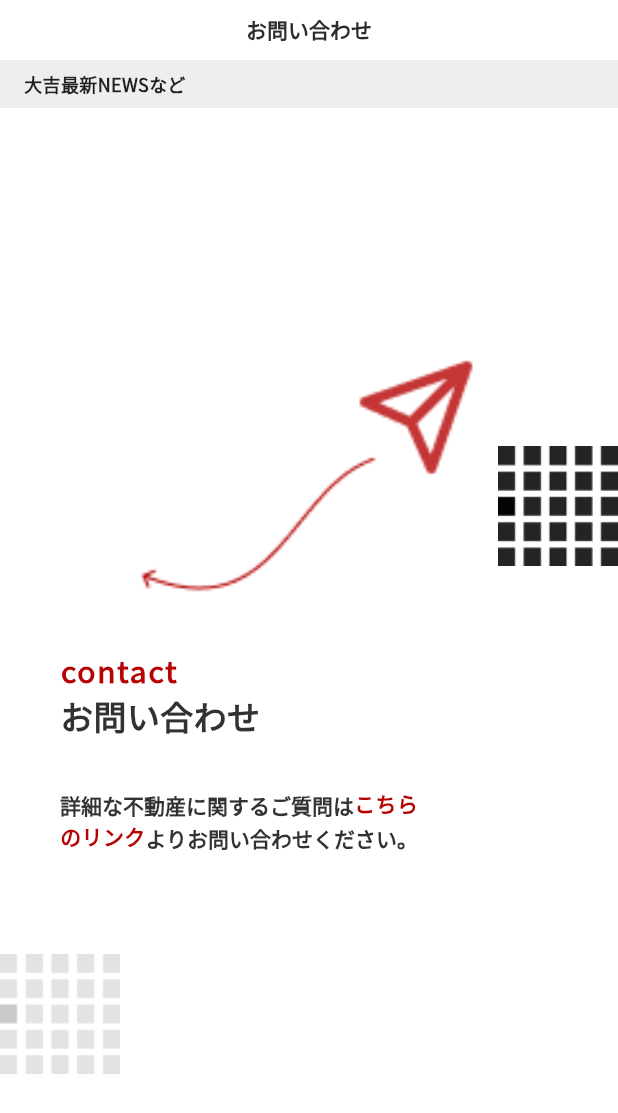
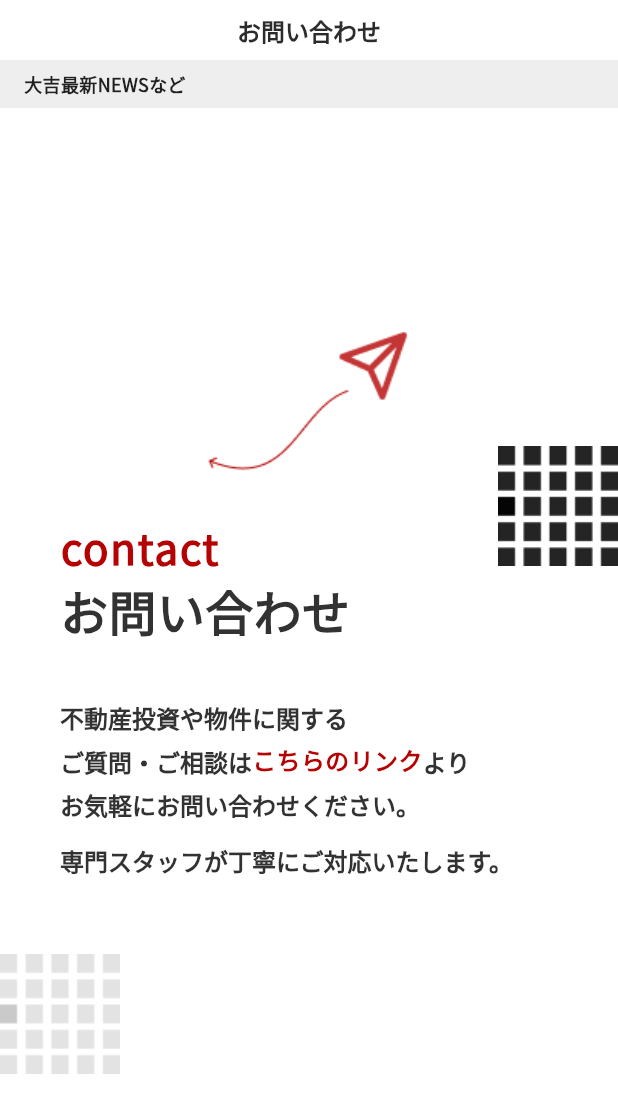
Before and after one commit to sekiguchimend/loan-simulation, a Flutter app: the ConsultScreen screen opened directly, on a phone screen of 412 x 824 dp. Shown: the top 1113 px of the screen. Run offline on Flutter 3.47's test engine with Material 3 defaults, Android fonts, the phone set to English and light mode, and no system bars; our stand-ins replace cached_network_image, flutter_dotenv, flutter_hooks, flutter_markdown, font_awesome_flutter, hooks_riverpod and 1 more; accounts and stored records are empty.

Commit message:
計算機の修正とお問い合わせページの修正

```diff
--- a/lib/pages/consult/consult_screen.dart
+++ b/lib/pages/consult/consult_screen.dart
@@ -16,8 +16,8 @@ class ConsultScreen extends HookConsumerWidget {
         title: const Text(
           'お問い合わせ',
           style: TextStyle(
-            fontSize: 14,
-            fontWeight: FontWeight.w700,
+            fontSize: 16,
+            fontWeight: FontWeight.w900,
           ),
         ),
         centerTitle: true,
@@ -61,8 +61,8 @@ class ConsultScreen extends HookConsumerWidget {
                           children: [
                             Image.asset(
                               'assets/images/sendarrow.png',
-                              width: 250,
-                              height: 175,
+                              width: 150,
+                              height: 105,
                               fit: BoxFit.contain,
                               errorBuilder: (context, error, stackTrace) {
                                 return Container(
@@ -85,18 +85,18 @@ class ConsultScreen extends HookConsumerWidget {
                                     Text(
                                       'contact',
                                       style: TextStyle(
-                                        fontSize: 20,
+                                        fontSize: 28,
                                         color: Color(0xFFB50303),
-                                        fontWeight: FontWeight.w800,
+                                        fontWeight: FontWeight.w900,
                                         letterSpacing: 1.2,
                                       ),
                                     ),
                                     Text(
                                       'お問い合わせ',
                                       style: TextStyle(
-                                        fontSize: 22,
+                                        fontSize: 32,
                                         color: Color(0xFF323232),
-                                        fontWeight: FontWeight.w800,
+                                        fontWeight: FontWeight.w900,
                                       ),
                                     ),
                                   ],
@@ -174,27 +174,14 @@ class ConsultScreen extends HookConsumerWidget {
                 textAlign: TextAlign.left,
                 text: TextSpan(
                   style: const TextStyle(
-                    fontSize: 14,
+                    fontSize: 16,
                     color: Color(0xFF323232),
-                    height: 1.6,
+                    height: 1.8,
                     fontWeight: FontWeight.w800
                   ),
                   children: [
                     const TextSpan(
-                      text: '詳細な不動産に関するご質問は',
-                    ),
-                    WidgetSpan(
-                      child: GestureDetector(
-                        onTap: () => _launchUrl('https://daikichi-ir.com/contact/'),
-                        child: const Text(
-                          'こちら',
-                          style: TextStyle(
-                            fontSize: 14,
-                            color: Color(0xFFB50303),
-                            fontWeight: FontWeight.w900,
-                          ),
-                        ),
-                      ),
+                      text: '不動産投資や物件に関する',
                     ),
                   ],
                 ),
@@ -204,19 +191,22 @@ class ConsultScreen extends HookConsumerWidget {
                 textAlign: TextAlign.left,
                 text: TextSpan(
                   style: const TextStyle(
-                    fontSize: 14,
+                    fontSize: 16,
                     color: Color(0xFF323232),
-                    height: 1.6,
+                    height: 1.8,
                     fontWeight: FontWeight.w800
                   ),
                   children: [
+                    const TextSpan(
+                      text: 'ご質問・ご相談は',
+                    ),
                     WidgetSpan(
                       child: GestureDetector(
                         onTap: () => _launchUrl('https://daikichi-ir.com/contact/'),
                         child: const Text(
-                          'のリンク',
+                          'こちらのリンク',
                           style: TextStyle(
-                            fontSize: 14,
+                            fontSize: 16,
                             color: Color(0xFFB50303),
                             fontWeight: FontWeight.w900,
                           ),
@@ -224,7 +214,42 @@ class ConsultScreen extends HookConsumerWidget {
                       ),
                     ),
                     const TextSpan(
-                      text: 'よりお問い合わせください。',
+                      text: 'より',
+                    ),
+                  ],
+                ),
+              ),
+              // 3行目
+              RichText(
+                textAlign: TextAlign.left,
+                text: TextSpan(
+                  style: const TextStyle(
+                    fontSize: 16,
+                    color: Color(0xFF323232),
+                    height: 1.8,
+                    fontWeight: FontWeight.w800
+                  ),
+                  children: [
+                    const TextSpan(
+                      text: 'お気軽にお問い合わせください。',
+                    ),
+                  ],
+                ),
+              ),
+              const SizedBox(height: 8),
+              // 4行目
+              RichText(
+                textAlign: TextAlign.left,
+                text: const TextSpan(
+                  style: TextStyle(
+                    fontSize: 16,
+                    color: Color(0xFF323232),
+                    height: 1.8,
+                    fontWeight: FontWeight.w800
+                  ),
+                  children: [
+                    TextSpan(
+                      text: '専門スタッフが丁寧にご対応いたします。',
                     ),
                   ],
                 ),
--- a/lib/pages/loansimulator/loansimulator_screen.dart
+++ b/lib/pages/loansimulator/loansimulator_screen.dart
@@ -124,6 +124,11 @@ class LoanSimulatorScreen extends HookConsumerWidget {
         final monthlyRate = interestRate.value! / 100 / 12;
         final totalMonths = loanMonths.value!;
 
+        // 無効な値のチェック
+        if (principal <= 0 || totalMonths < 1) {
+          return;
+        }
+
         double monthlyPayment;
         if (monthlyRate == 0) {
           // 金利0%の場合
@@ -132,6 +137,11 @@ class LoanSimulatorScreen extends HookConsumerWidget {
           monthlyPayment = principal *
             (monthlyRate * pow(1 + monthlyRate, totalMonths)) /
             (pow(1 + monthlyRate, totalMonths) - 1);
+        }
+
+        // NaNや無限大のチェック
+        if (monthlyPayment.isNaN || monthlyPayment.isInfinite) {
+          return;
         }
 
         monthlyPaymentResult.value = monthlyPayment;
@@ -168,18 +178,24 @@ class LoanSimulatorScreen extends HookConsumerWidget {
 
       switch (loanStep.value) {
         case 0:
+          // 借入額は0より大きい必要がある
+          if (currentValue <= 0) return;
           loanAmount.value = currentValue;
           loanStep.value = 1;
           display.value = '0';
           isNewInput.value = true;
           break;
         case 1:
+          // 金利は0以上である必要がある（0%も許可）
+          if (currentValue < 0) return;
           interestRate.value = currentValue;
           loanStep.value = 2;
           display.value = '0';
           isNewInput.value = true;
           break;
         case 2:
+          // 返済月数は1以上である必要がある
+          if (currentValue < 1) return;
           loanMonths.value = currentValue;
           calculateLoanPayment();
           break;
```
